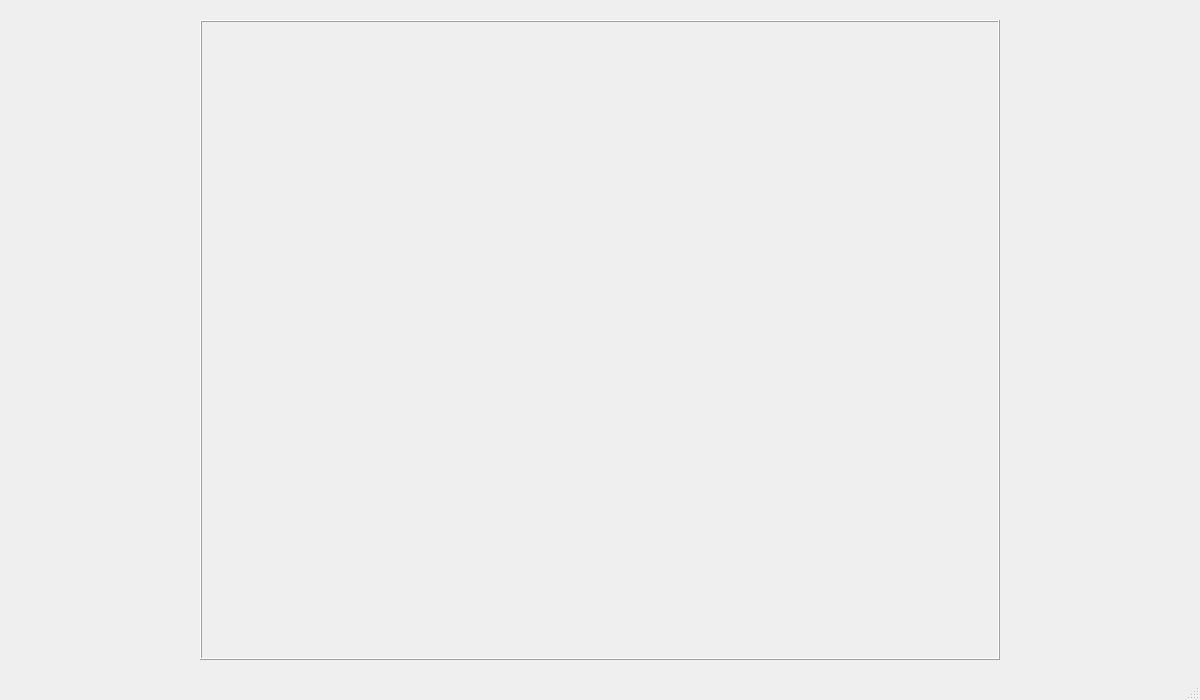
Before: the Qt Designer form mainwindow.ui in Thales3006/wireframeCG, drawn with Qt 5.
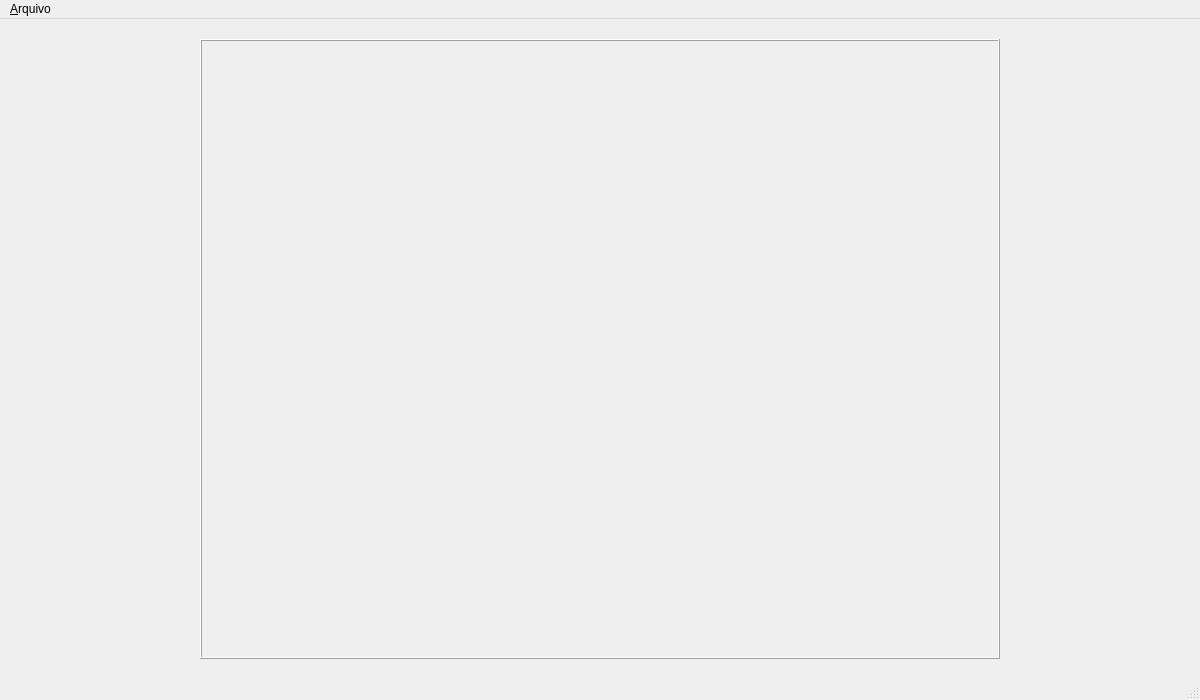
After: the same form once the commit is applied. Custom widgets are drawn as their Qt base class.

Diff of the .ui file:
```diff
--- a/mainwindow.ui
+++ b/mainwindow.ui
@@ -20,9 +20,15 @@
       <x>200</x>
       <y>20</y>
       <width>800</width>
-      <height>640</height>
+      <height>620</height>
      </rect>
     </property>
+    <property name="sizePolicy">
+     <sizepolicy hsizetype="Preferred" vsizetype="Preferred">
+      <horstretch>0</horstretch>
+      <verstretch>0</verstretch>
+     </sizepolicy>
+    </property>
     <property name="frameShape">
      <enum>QFrame::Shape::Box</enum>
     </property>
@@ -43,9 +49,26 @@
      <height>25</height>
     </rect>
    </property>
+   <widget class="QMenu" name="menu_Arquivo">
+    <property name="title">
+     <string>&amp;Arquivo</string>
+    </property>
+   </widget>
+   <addaction name="menu_Arquivo"/>
   </widget>
   <widget class="QStatusBar" name="statusbar"/>
  </widget>
+ <customwidgets>
+  <customwidget>
+   <class>MyFrame</class>
+   <extends>QFrame</extends>
+   <header>myframe.h</header>
+   <container>1</container>
+   <slots>
+    <slot>mostrar()</slot>
+   </slots>
+  </customwidget>
+ </customwidgets>
  <resources/>
  <connections/>
 </ui>
```
Left out of the diff: 2 changed lines with no effect on the pictures.
